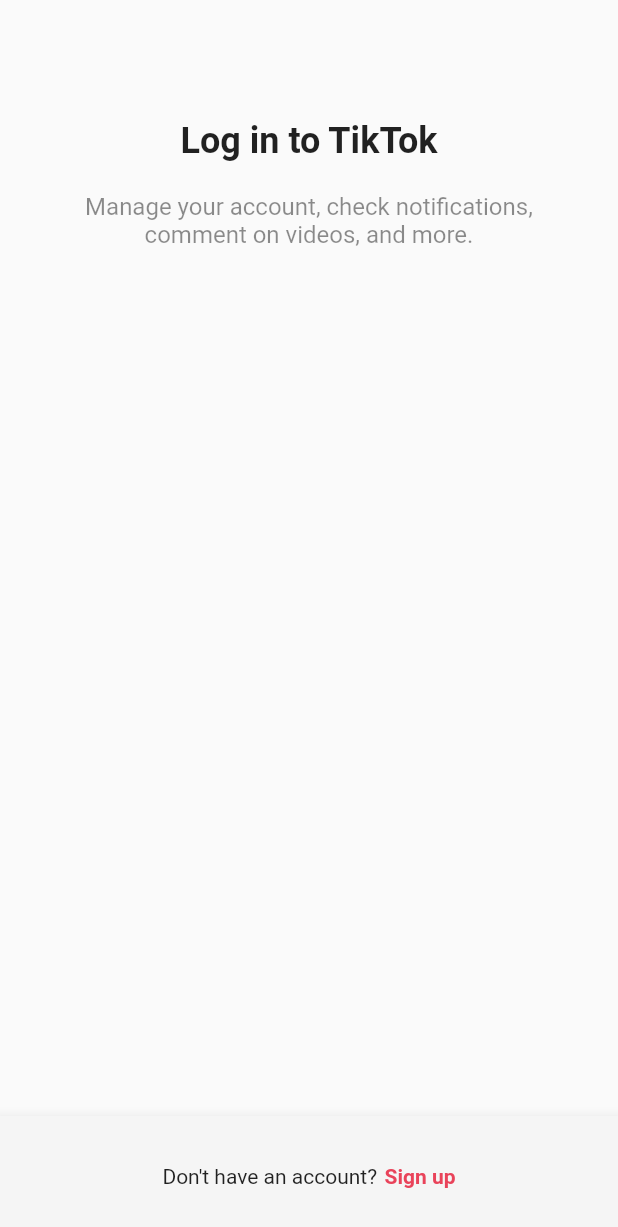
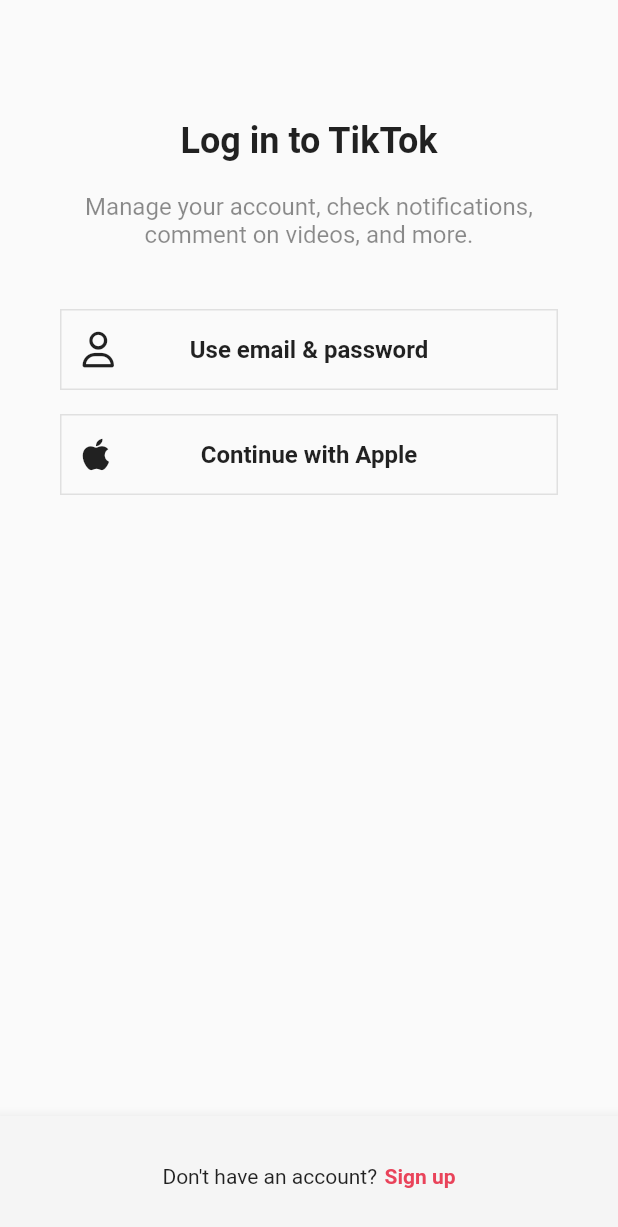
Before and after one commit to jkinfam/tiktok_clone, a Flutter app: the screen it shows after launch, after a tap on "Log in", on a phone screen of 412 x 824 dp. Shown: the top 1227 px of the screen. Run offline on Flutter 3.47's test engine with Material 2 defaults, Android fonts, the phone set to English and light mode, and no system bars; our stand-ins replace font_awesome_flutter.

Commit message:
231010_1

```diff
--- a/lib/features/authentication/login_screen.dart
+++ b/lib/features/authentication/login_screen.dart
@@ -1,6 +1,8 @@
 import 'package:flutter/material.dart';
+import 'package:font_awesome_flutter/font_awesome_flutter.dart';
 import 'package:tiktok_clone/constants/gaps.dart';
 import 'package:tiktok_clone/constants/sizes.dart';
+import 'package:tiktok_clone/features/authentication/widgets/auth_button.dart';
 
 class LoginScreen extends StatelessWidget {
   const LoginScreen({super.key});
@@ -35,7 +37,15 @@ class LoginScreen extends StatelessWidget {
                   color: Colors.black45,
                 ),
                 textAlign: TextAlign.center,
-              )
+              ),
+              Gaps.v40,
+              AuthButton(
+                  icon: FaIcon(FontAwesomeIcons.user),
+                  text: "Use email & password"),
+              Gaps.v16,
+              AuthButton(
+                  icon: FaIcon(FontAwesomeIcons.apple),
+                  text: "Continue with Apple"),
             ],
           ),
         ),
--- a/lib/features/authentication/sign_up_screen.dart
+++ b/lib/features/authentication/sign_up_screen.dart
@@ -1,4 +1,5 @@
 import 'package:flutter/material.dart';
+import 'package:font_awesome_flutter/font_awesome_flutter.dart';
 import 'package:tiktok_clone/constants/gaps.dart';
 import 'package:tiktok_clone/constants/sizes.dart';
 import 'package:tiktok_clone/features/authentication/login_screen.dart';
@@ -43,8 +44,13 @@ class SignUpScreen extends StatelessWidget {
                 textAlign: TextAlign.center,
               ),
               Gaps.v40,
-              AuthButton(text: "Use phone or email"),
-              AuthButton(text: "Continue with Apple"),
+              AuthButton(
+                  icon: FaIcon(FontAwesomeIcons.user),
+                  text: "Use email & password"),
+              Gaps.v16,
+              AuthButton(
+                  icon: FaIcon(FontAwesomeIcons.apple),
+                  text: "Continue with Apple"),
             ],
           ),
         ),
--- a/lib/features/authentication/widgets/auth_button.dart
+++ b/lib/features/authentication/widgets/auth_button.dart
@@ -1,11 +1,15 @@
 import 'package:flutter/material.dart';
+import 'package:font_awesome_flutter/src/fa_icon.dart';
 import 'package:tiktok_clone/constants/sizes.dart';
 
 class AuthButton extends StatelessWidget {
   final String text;
+  final FaIcon icon;
+
   const AuthButton({
     super.key,
     required this.text,
+    required this.icon,
   });
 
   @override
@@ -13,16 +17,21 @@ class AuthButton extends StatelessWidget {
     return FractionallySizedBox(
       widthFactor: 1,
       child: Container(
-        padding: const EdgeInsets.symmetric(
-          vertical: Sizes.size14,
-        ),
+        padding: const EdgeInsets.all(14),
         decoration: BoxDecoration(
           border: Border.all(
             color: Colors.grey.shade300,
             width: Sizes.size1,
           ),
         ),
-        child: Text(
+        child: Stack(
+          alignment: Alignment.center,
+          children: [
+            Align(
+              alignment: Alignment.centerLeft,
+              child: icon,
+            ),
+            Text(
               text,
               style: const TextStyle(
                 fontSize: Sizes.size16,
@@ -30,6 +39,8 @@ class AuthButton extends StatelessWidget {
               ),
               textAlign: TextAlign.center,
             ),
+          ],
+        ),
       ),
     );
   }
--- a/pubspec.yaml
+++ b/pubspec.yaml
@@ -35,6 +35,8 @@ dependencies:
   # The following adds the Cupertino Icons font to your application.
   # Use with the CupertinoIcons class for iOS style icons.
   cupertino_icons: ^1.0.2
+
+  font_awesome_flutter: 10.3.0
 
 dev_dependencies:
   flutter_test:
```
Also changed, not shown: pubspec.lock. Lines whose indentation alone changed are shown as unchanged.
